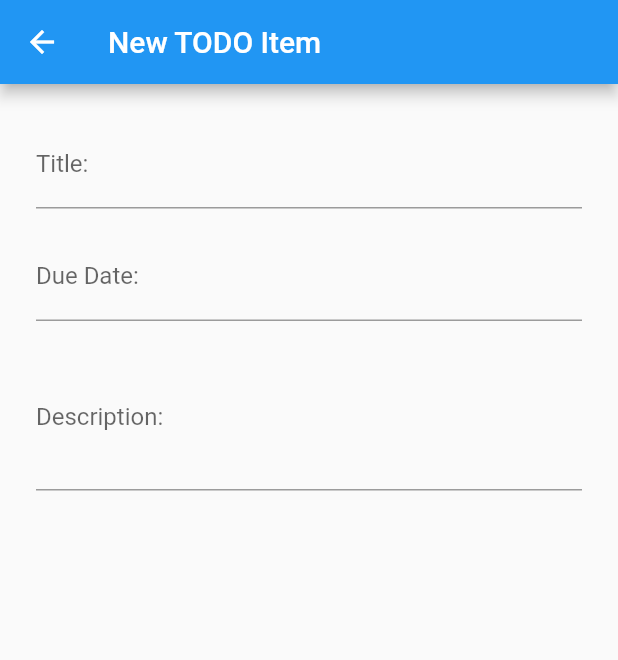
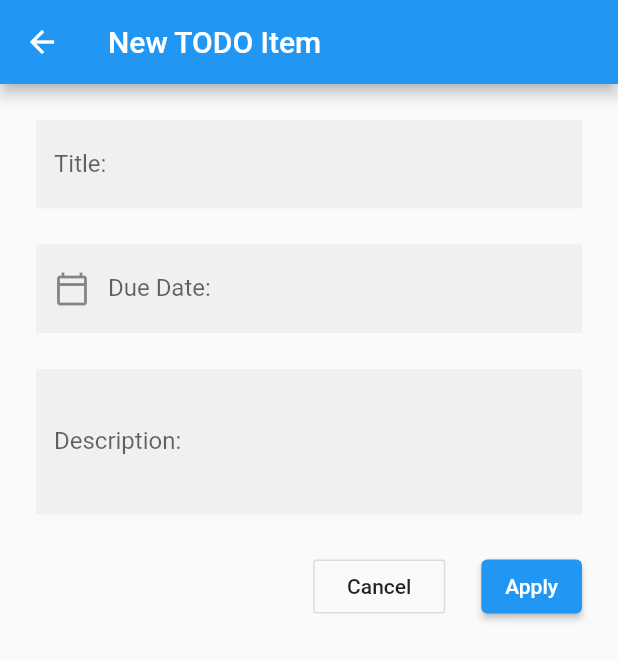
Before and after one commit to Ost-max/todo-flutter-sample, a Flutter app: the screen it shows after launch, after a tap on the "add" icon, on a phone screen of 412 x 824 dp. Shown: the top 660 px of the screen. Run offline on Flutter 3.47's test engine with Material 2 defaults, Android fonts, the phone set to English and light mode, and no system bars.

Commit message:
* Improve form to add/edit todo items

```diff
--- a/lib/item.dart
+++ b/lib/item.dart
@@ -2,7 +2,7 @@ class Item {
   final String id;
   String name;
   String description;
-  DateTime before;
+  DateTime due;
   bool done;
   bool enabled = true;
 
--- a/lib/todo_item_screen.dart
+++ b/lib/todo_item_screen.dart
@@ -6,7 +6,6 @@ import 'item.dart';
 class TodoItemScreen extends StatelessWidget {
   static const routeName = '/item';
 
-
   @override
   Widget build(BuildContext context) {
     final Item item = ModalRoute.of(context).settings.arguments;
@@ -14,9 +13,9 @@ class TodoItemScreen extends StatelessWidget {
       appBar: AppBar(
         title: Text(item.name.isNotEmpty ? "Edit TODO Item" : "New TODO Item"),
       ),
-      body: Padding(
-          padding: EdgeInsets.all(24.0),
-          child: ToDoItemForm(item)
+      body: Theme(
+          data:  Theme.of(context).copyWith(inputDecorationTheme: InputDecorationTheme(border: InputBorder.none, filled: true )),
+          child: Padding(padding: EdgeInsets.all(24.0), child: ToDoItemForm(item))
       ),
     );
   }
@@ -33,7 +32,6 @@ class ToDoItemForm extends StatefulWidget {
   }
 }
 
-
 class ToDoItemFormState extends State<ToDoItemForm> {
   // Create a global key that uniquely identifies the Form widget
   // and allows validation of the form.
@@ -43,48 +41,55 @@ class ToDoItemFormState extends State<ToDoItemForm> {
   final _formKey = GlobalKey<FormState>();
   final Item _item;
 
-  static final titleCntlr = TextEditingController();
-  static final dateTimeCntlr = TextEditingController();
+  static final double _basicPadding = 24;
 
   ToDoItemFormState(this._item);
 
   @override
   Widget build(BuildContext context) {
     // Build a Form widget using the _formKey created above.
-    titleCntlr.text = _item.name;
 
     return Form(
         key: _formKey,
-        child: Column(
-            children: <Widget>[
-              TextField(
+        child: Column(children: <Widget>[
+          TextFormField(
               decoration: InputDecoration(labelText: 'Title:'),
-                  controller: titleCntlr,
-                  onSubmitted: (val) => _item.name = val),
-              SizedBox(height: 16),
-              TextField(
-                controller: dateTimeCntlr,
-                decoration: InputDecoration(labelText: 'Due Date:'),
-                onSubmitted: (val) => _item.name = val,
-                onTap: (){
-                  showDatePicker(
+              initialValue: _item.name,
+              onSaved: (val) => _item.name = val),
+          SizedBox(height: _basicPadding),
+          TextFormField(
+            onTap: () => showDatePicker(
               context: context,
-                    initialDate: DateTime.now(),
+              initialDate: _item.due ?? DateTime.now(),
               firstDate: DateTime.now(),
               lastDate: DateTime(2025),
-                  ).then((value) =>  dateTimeCntlr.text = value.toString().split(' ')[0]);
-                } ,
+            ).then((value) => setState(() => _item.due = value)),
+            initialValue: _item.due != null ? _item.due.toString().split(' ')[0] : '',
+            decoration: InputDecoration(labelText: 'Due Date:', prefixIcon: Icon(Icons.calendar_today_outlined)),
           ),
-
-              SizedBox(height: 16),
-              TextField(
-                  decoration: InputDecoration(
-                    labelText: 'Description:',
-                  ),
+          SizedBox(height: _basicPadding),
+          TextFormField(
+              decoration: InputDecoration( labelText: 'Description:'),
               maxLines: 3,
-                  onSubmitted: (val) => _item.description = val)
-            ]
+              onSaved: (val) => _item.description = val),
+          SizedBox(height: _basicPadding),
+          Row(
+            mainAxisAlignment: MainAxisAlignment.end,
+            children: [
+              OutlineButton(
+                  child: Text('Cancel'),
+                  onPressed: () => Navigator.pop(context)),
+              SizedBox(width: _basicPadding),
+              ElevatedButton(
+                  onPressed: () {
+                    if (_formKey.currentState.validate()) {
+                      _formKey.currentState.save();
+                      Navigator.pop(context, _item);
+                    }
+                  },
+                  child: Text('Apply')),
+            ],
           )
-    );
+        ]));
   }
 }
--- a/lib/todo_list_widget.dart
+++ b/lib/todo_list_widget.dart
@@ -36,7 +36,11 @@ class _TodoListWidgetState extends State<TodoListWidget> {
 
   void _addRow() {
     var item = Item((_counter++).toString(), '', false);
-    navigateToItem(item).then((value) => setState(() => item.name.isNotEmpty ?? _items.add(item)));
+    navigateToItem(item).then((value) => setState(() {
+          if (value != null) {
+            _items.add(value);
+          }
+        }));
   }
 
   Widget _buildList() {
```
Lines whose indentation alone changed are shown as unchanged.
